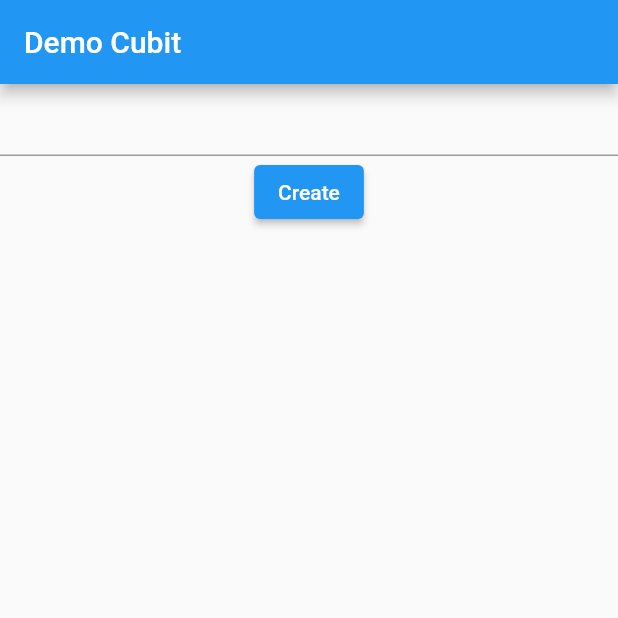
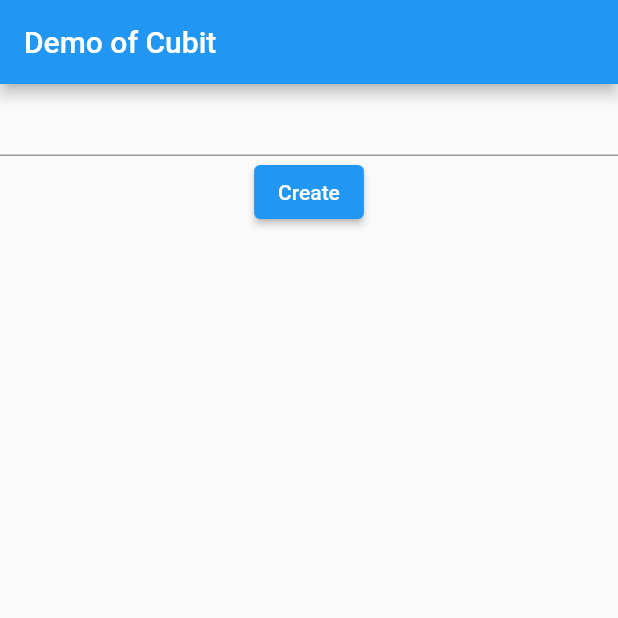
Before and after one commit to yayahc/demo_state_managements, a Flutter app: the screen it shows after launch, on a phone screen of 412 x 824 dp, the top half of it. Run offline on Flutter 3.47's test engine with Material 2 defaults, Android fonts, the phone set to English and light mode, and no system bars; our stand-ins replace flutter_bloc.

Commit message:
cubit added

```diff
--- a/lib/home.dart
+++ b/lib/home.dart
@@ -32,7 +32,7 @@ class _HomeState extends State<Home> {
     final todosCubit = BlocProvider.of<CubitProvder>(context);
     return Scaffold(
         appBar: AppBar(
-          title: const Text("Demo Cubit"),
+          title: const Text("Demo of Cubit"),
         ),
         body: Column(
           children: [
```
